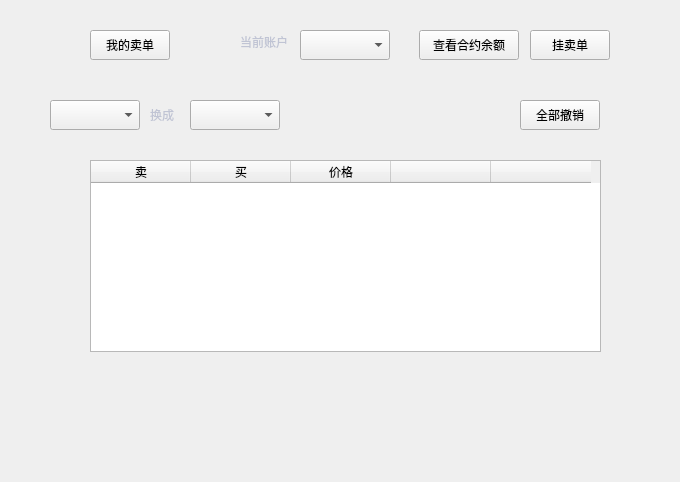
The window that exchange/myexchangecontractpage.ui (HcashOrg/hx-indicator) describes before a commit, drawn with Qt 5.
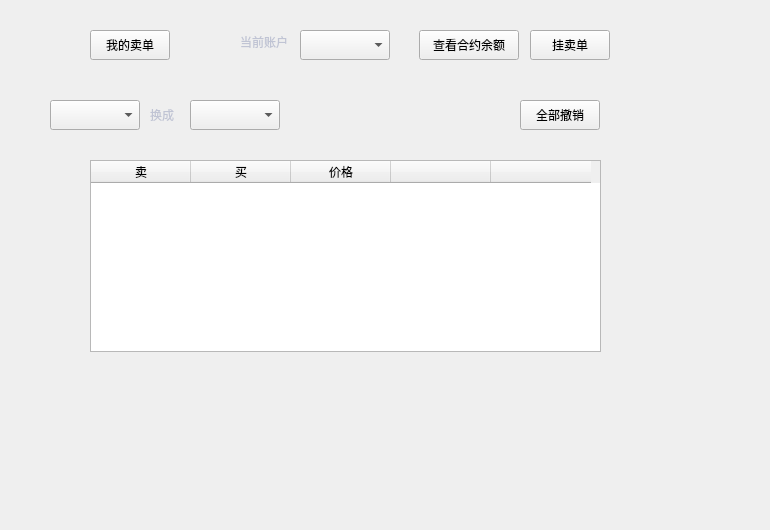
The same window after the commit. The open tabs and pages were chosen to show the change.

Diff of the .ui file:
```diff
--- a/exchange/myexchangecontractpage.ui
+++ b/exchange/myexchangecontractpage.ui
@@ -6,8 +6,8 @@
    <rect>
     <x>0</x>
     <y>0</y>
-    <width>680</width>
-    <height>482</height>
+    <width>770</width>
+    <height>530</height>
    </rect>
   </property>
   <property name="font">
```
Left out of the diff: 2 changed lines with no effect on the pictures.
